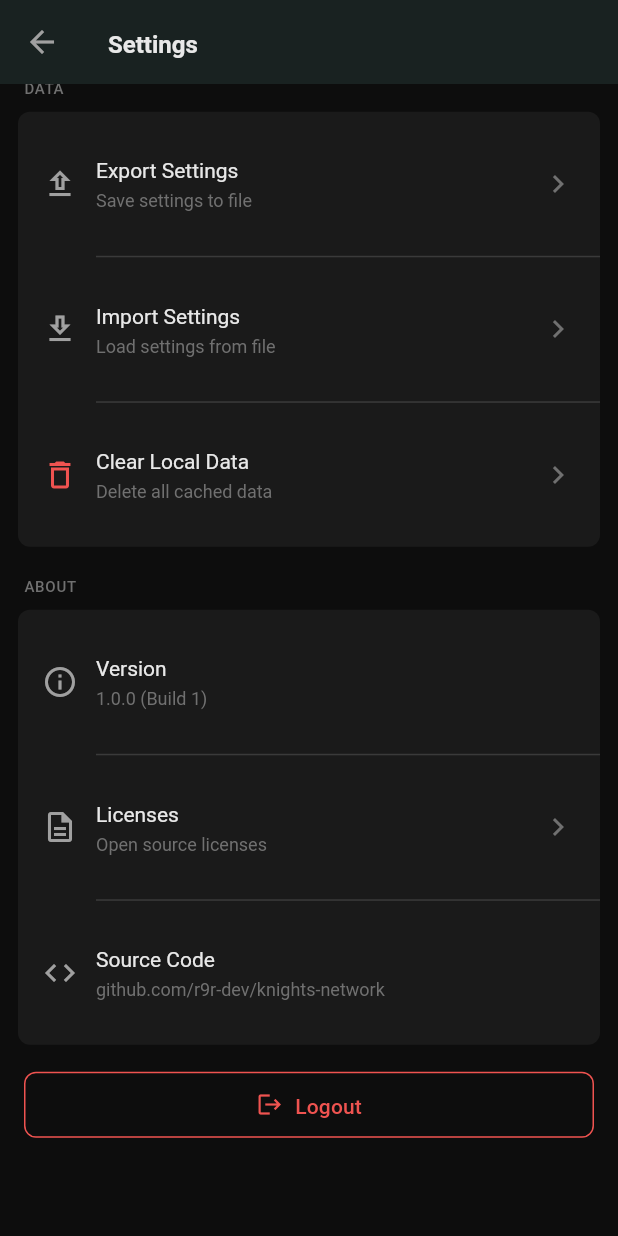
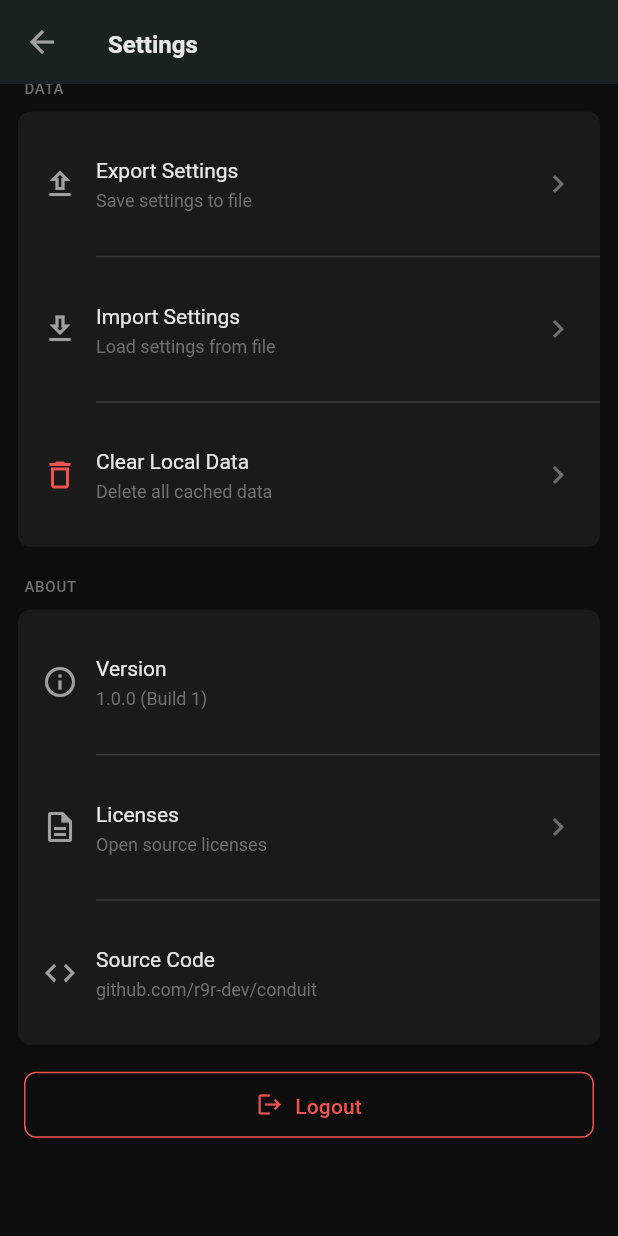
Before and after one commit to ronalove/conduit, a Flutter app: the SettingsScreen screen opened directly, scrolled down 1152 dp, on a phone screen of 412 x 824 dp. Run offline on Flutter 3.47's test engine with Material 3 defaults, Android fonts, the phone set to English and light mode, and no system bars; our stand-ins replace drift, drift_flutter, equatable, flutter_riverpod, flutter_secure_storage, shared_preferences; missing offline and left inert: bitsdojo_window; accounts and stored records are empty; generated files the repository leaves out were written again; statements that could not run were skipped.

Commit message:
fix: restore GitHub URLs to conduit repo name
The repo keeps 'conduit' as its code name.

🤖 Generated with [Claude Code](https://claude.com/claude-code)

Co-Authored-By: Claude Opus 4.5 <noreply@anthropic.com>

```diff
--- a/lib/features/settings/screens/settings_screen.dart
+++ b/lib/features/settings/screens/settings_screen.dart
@@ -200,7 +200,7 @@ class SettingsScreen extends ConsumerWidget {
               _buildDivider(),
               _SettingsTile(
                 title: 'Source Code',
-                subtitle: 'github.com/r9r-dev/knights-network',
+                subtitle: 'github.com/r9r-dev/conduit',
                 icon: Icons.code,
               ),
             ],
```
Also changed, not shown: 2 other files.
